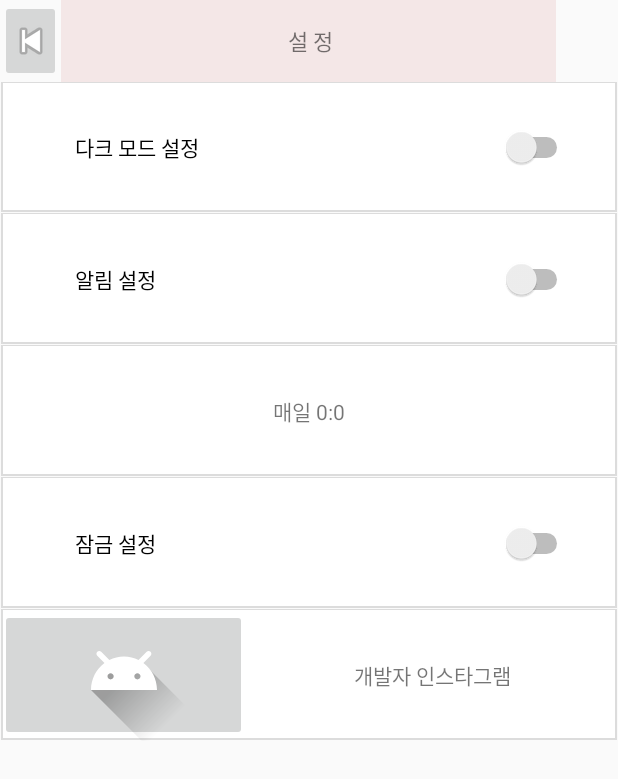
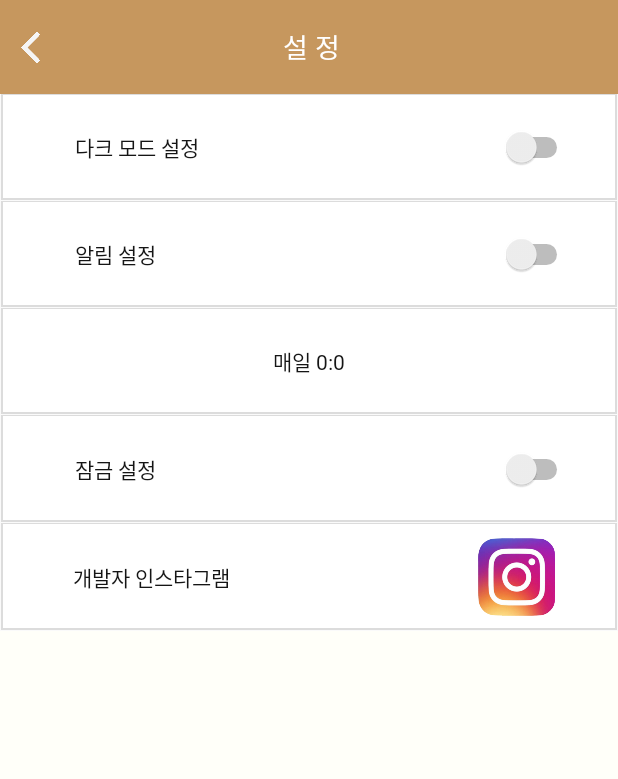
Before and after one commit to freedomchurl/MindMirror, an Android app: the OptionActivity screen opened directly, with no data from a screen before it, on a phone screen of 412 x 824 dp. Shown: the top 779 px of the screen. Run offline under Robolectric (Android 15) with nearby library versions, the phone set to English and light mode, and no system bars.

Commit message:
Set Color

```diff
--- a/app/src/main/java/vaninside/mindmirror/MainActivity.java
+++ b/app/src/main/java/vaninside/mindmirror/MainActivity.java
@@ -7,6 +7,7 @@ import androidx.appcompat.app.AppCompatActivity;
 import android.os.Bundle;
 import android.view.View;
 import android.widget.Button;
+import android.widget.ImageButton;
 import android.widget.LinearLayout;
 
 /* Main Page with Mind Calendar and Menu */
@@ -40,8 +41,8 @@ public class MainActivity extends AppCompatActivity {
 
         cal = new MindCalendarView(this, calLayout);
 
-        Button statButton = (Button) findViewById(R.id.statbutton);
-        Button settingButton = (Button) findViewById(R.id.settingbutton);
+        ImageButton statButton = (ImageButton) findViewById(R.id.statbutton);
+        ImageButton settingButton = (ImageButton) findViewById(R.id.settingbutton);
 
         statButton.setOnClickListener(new View.OnClickListener() {
             @Override
--- a/app/src/main/java/vaninside/mindmirror/OptionActivity.java
+++ b/app/src/main/java/vaninside/mindmirror/OptionActivity.java
@@ -42,9 +42,10 @@ public class OptionActivity extends AppCompatActivity {
     public boolean isLocked = false;
 
     public int alarmHour = 0;
-        public int alarmMin = 0;
+    public int alarmMin = 0;
 
     public LinearLayout instLayout = null;
+    public ImageButton instB = null;
     @Override
     protected void onCreate(Bundle savedInstanceState) {
         super.onCreate(savedInstanceState);
@@ -84,6 +85,8 @@ public class OptionActivity extends AppCompatActivity {
         darkSwitch = (Switch) findViewById(R.id.darkSwitch);
         lockSwitch = (Switch) findViewById(R.id.lockSwitch);
 
+        instB = (ImageButton) findViewById(R.id.instagram_my);
+
         InitDB(); // DB로부터 Setting 초기화.
 
         backButton.setOnClickListener(new View.OnClickListener() {
@@ -103,6 +106,14 @@ public class OptionActivity extends AppCompatActivity {
             }
         });
 
+        instB.setOnClickListener(new View.OnClickListener() {
+            @Override
+            public void onClick(View v) {
+                Uri uri = Uri.parse("http://www.instagram.com/vaninside");
+                Intent it  = new Intent(Intent.ACTION_VIEW,uri);
+                startActivity(it);
+            }
+        });
 
         tAlarmTime.setText("매일 " + alarmHour + ":" + alarmMin);
         tAlarmTime.setOnClickListener(new View.OnClickListener() {
--- a/app/src/main/res/layout/activity_locker.xml
+++ b/app/src/main/res/layout/activity_locker.xml
@@ -28,6 +28,7 @@
             <TextView
                 android:id="@+id/enterPassText"
                 android:layout_width="match_parent"
+                android:fontFamily="@font/cafe24oneprettynight"
                 android:layout_height="match_parent"
                 android:gravity="center_horizontal|center_vertical"
                 android:text="비밀번호를 입력하세요."
--- a/app/src/main/res/layout/activity_option.xml
+++ b/app/src/main/res/layout/activity_option.xml
@@ -14,7 +14,7 @@
         <LinearLayout
             android:layout_width="match_parent"
             android:layout_height="0dp"
-            android:layout_weight="1"
+            android:layout_weight="1.4"
             android:orientation="horizontal">
 
             <ImageButton
@@ -22,26 +22,30 @@
                 android:layout_width="0dp"
                 android:layout_height="match_parent"
                 android:layout_weight="1"
-                app:srcCompat="@android:drawable/ic_media_previous" />
+                android:scaleType="centerInside"
+                android:background="@color/colorTitle"
+                android:padding="10dp"
+                app:srcCompat="@drawable/back"/>
 
             <TextView
                 android:id="@+id/textView2"
                 android:layout_width="0dp"
                 android:layout_height="match_parent"
                 android:layout_weight="8"
-                android:background="#F4E7E7"
+                android:textColor="#ffffff"
                 android:gravity="center"
+                android:backgroundTint="@color/colorTitle"
+                android:background="@color/colorTitle"
+                android:fontFamily="@font/uto_gothic"
                 android:text=" 설 정"
-                app:autoSizeMaxTextSize="15dp"
-                app:autoSizeMinTextSize="10dp"
-                app:autoSizeTextType="uniform" />
+                android:textSize="18dp"/>
 
-            <Space
+            <LinearLayout
                 android:layout_width="0dp"
                 android:layout_height="match_parent"
                 android:layout_weight="1"
-                android:background="#F8E8E8"
-                android:backgroundTint="#F8EBEB" />
+                android:background="@color/colorTitle"
+                android:backgroundTint="@color/colorTitle" />
         </LinearLayout>
 
         <LinearLayout
@@ -64,6 +68,9 @@
                     android:background="@drawable/all_border"
                     android:paddingLeft="50dp"
                     android:paddingRight="30dp"
+                    android:textSize="14dp"
+                    android:textColor="@color/font_basic"
+                    android:fontFamily="@font/uto_gothic"
                     android:text="다크 모드 설정" />
 
             </LinearLayout>
@@ -82,6 +89,9 @@
                     android:background="@drawable/all_border"
                     android:paddingLeft="50dp"
                     android:paddingRight="30dp"
+                    android:textSize="14dp"
+                    android:textColor="@color/font_basic"
+                    android:fontFamily="@font/uto_gothic"
                     android:text="알림 설정" />
             </LinearLayout>
 
@@ -96,8 +106,11 @@
                     android:layout_width="wrap_content"
                     android:layout_height="match_parent"
                     android:layout_weight="1"
+                    android:textColor="@color/font_basic"
                     android:background="@drawable/all_border"
                     android:gravity="center"
+                    android:textSize="14dp"
+                    android:fontFamily="@font/uto_gothic"
                     android:text="매일 12:00 PM" />
             </LinearLayout>
 
@@ -116,7 +129,10 @@
                     android:layout_weight="1"
                     android:background="@drawable/all_border"
                     android:paddingLeft="50dp"
+                    android:textColor="@color/font_basic"
                     android:paddingRight="30dp"
+                    android:textSize="14dp"
+                    android:fontFamily="@font/uto_gothic"
                     android:text="잠금 설정" />
 
             </LinearLayout>
@@ -129,28 +145,36 @@
                 android:background="@drawable/all_border"
                 android:orientation="horizontal">
 
-                <ImageButton
-                    android:id="@+id/imageButton4"
-                    android:layout_width="0dp"
-                    android:layout_height="wrap_content"
-                    android:layout_weight="1"
-                    app:srcCompat="@drawable/ic_launcher_foreground" />
-
                 <TextView
                     android:id="@+id/textView6"
                     android:layout_width="0dp"
                     android:layout_height="match_parent"
                     android:layout_weight="1.5"
                     android:gravity="center"
+                    android:textColor="@color/font_basic"
+                    android:textSize="14dp"
+                    android:layout_marginRight="75dp"
+                    android:fontFamily="@font/uto_gothic"
                     android:text="개발자 인스타그램" />
+
+                <ImageButton
+                    android:id="@+id/instagram_my"
+                    android:layout_width="0dp"
+                    android:layout_height="wrap_content"
+                    android:layout_weight="1"
+                    android:backgroundTint="#ffffff"
+                    android:scaleType="centerInside"
+                    app:srcCompat="@drawable/instagram" />
+
             </LinearLayout>
 
         </LinearLayout>
 
-        <Space
+        <LinearLayout
             android:layout_width="match_parent"
             android:layout_height="0dp"
-            android:layout_weight="6" />
+            android:background="#fffff9"
+            android:layout_weight="9" />
 
     </LinearLayout>
 </androidx.constraintlayout.widget.ConstraintLayout>
--- a/app/src/main/res/layout/item_calendar_header.xml
+++ b/app/src/main/res/layout/item_calendar_header.xml
@@ -14,6 +14,7 @@
         android:layout_height="wrap_content"
         android:padding="16dp"
         android:textSize="20sp"
+        android:fontFamily="@font/cafe24oneprettynight"
         android:textStyle="bold"
         tool:text="2018년 8월"
         />
--- a/app/src/main/res/values/colors.xml
+++ b/app/src/main/res/values/colors.xml
@@ -4,4 +4,11 @@
     <color name="colorPrimaryDark">#00574B</color>
     <color name="colorAccent">#d81b60</color>
     <color name="backgroundColor">#ffffff</color>
+    <color name="jimin">#e77f88</color>
+    <color name="colortitle">#af7d3d</color>
+    <color name="colorTitle">#c6975e</color>
+    <color name="jimin2">#fcfbf9</color>
+    <color name="cheol">#fffff9</color>
+    <color name="font_white">#ffffff</color>
+    <color name="font_basic">#151515</color>
 </resources>
--- a/app/src/main/res/values/styles.xml
+++ b/app/src/main/res/values/styles.xml
@@ -4,8 +4,8 @@
     <style name="AppTheme" parent="Theme.AppCompat.Light.DarkActionBar">
         <!-- Customize your theme here. -->
         <item name="windowNoTitle">true</item>
-        <item name="colorPrimary">@color/colorPrimary</item>
-        <item name="colorPrimaryDark">@color/colorPrimaryDark</item>
+        <item name="colorPrimary">@color/colortitle</item>
+        <item name="colorPrimaryDark">@color/colortitle</item>
         <item name="colorAccent">@color/colorAccent</item>
     </style>
 
```
Also changed, not shown: app/src/main/java/vaninside/mindmirror/StatActivity.java (+15 -0 lines), app/src/main/res/font/font.xml (added, +11 -0 lines), app/src/main/res/layout/activity_main.xml (+22 -21 lines), app/src/main/res/layout/activity_stat.xml (+38 -6 lines), app/src/main/res/layout/mindcalendar.xml (+0 -12 lines), app/src/main/res/drawable/back.png (added), app/src/main/res/drawable/graph.png (added), app/src/main/res/drawable/option.png (added), 3 other files.
